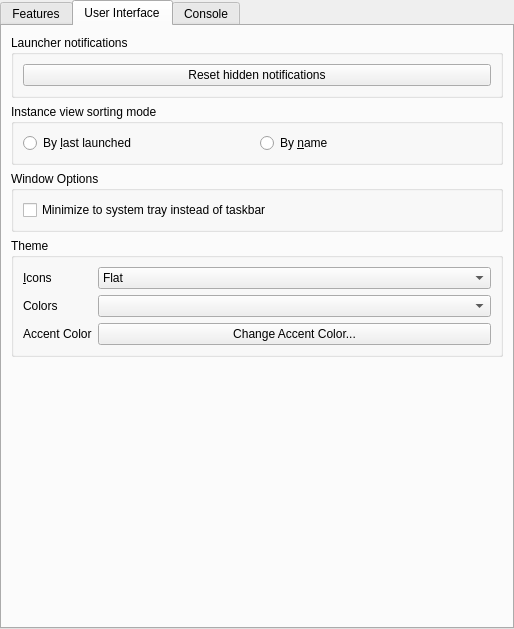
Old version of the form launcher/ui/pages/global/LauncherPage.ui in the repository VorwerkUa2/WerkLauncher.
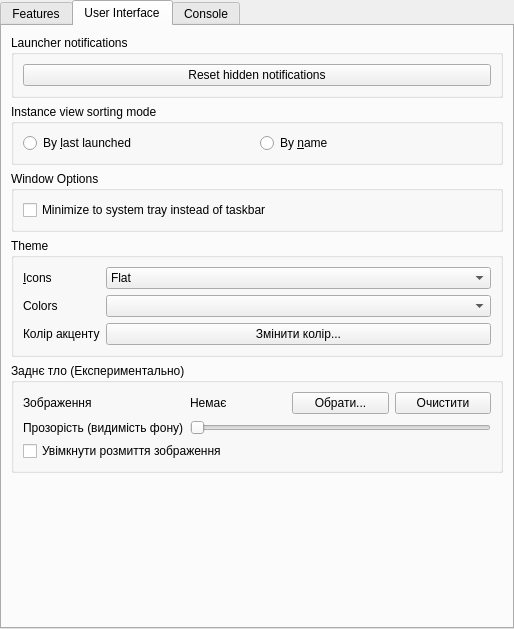
New version of the form. The open tabs and pages were chosen to show the change.

The edit to the form file:
```diff
--- a/launcher/ui/pages/global/LauncherPage.ui
+++ b/launcher/ui/pages/global/LauncherPage.ui
@@ -342,7 +342,7 @@
           <item row="2" column="0">
            <widget class="QLabel" name="label_accent">
             <property name="text">
-             <string>Accent Color</string>
+             <string>Колір акценту</string>
             </property>
             <property name="buddy">
              <cstring>accentColorButton</cstring>
@@ -352,15 +352,83 @@
           <item row="2" column="1">
            <widget class="QPushButton" name="accentColorButton">
             <property name="text">
-             <string>Change Accent Color...</string>
+             <string>Змінити колір...</string>
             </property>
            </widget>
           </item>
          </layout>
-        </widget>
-       </item>
-       <item>
-        <spacer name="generalTabSpacer">
+         </widget>
+        </item>
+        <item>
+         <widget class="QGroupBox" name="backgroundBox">
+          <property name="title">
+           <string>Заднє тло (Експериментально)</string>
+          </property>
+          <layout class="QFormLayout" name="bgFormLayout">
+           <item row="0" column="0">
+            <widget class="QLabel" name="bgLabel">
+             <property name="text">
+              <string>Зображення</string>
+             </property>
+            </widget>
+           </item>
+           <item row="0" column="1">
+            <layout class="QHBoxLayout" name="bgHLayout">
+             <item>
+              <widget class="QLabel" name="bgPathLabel">
+               <property name="text">
+                <string>Немає</string>
+               </property>
+              </widget>
+             </item>
+             <item>
+              <widget class="QPushButton" name="bgChooseBtn">
+               <property name="text">
+                <string>Обрати...</string>
+               </property>
+              </widget>
+             </item>
+             <item>
+              <widget class="QPushButton" name="bgClearBtn">
+               <property name="text">
+                <string>Очистити</string>
+               </property>
+              </widget>
+             </item>
+            </layout>
+           </item>
+           <item row="1" column="0">
+            <widget class="QLabel" name="bgOpacityLabel">
+             <property name="text">
+              <string>Прозорість (видимість фону)</string>
+             </property>
+            </widget>
+           </item>
+           <item row="1" column="1">
+            <widget class="QSlider" name="bgOpacitySlider">
+             <property name="orientation">
+              <enum>Qt::Horizontal</enum>
+             </property>
+             <property name="minimum">
+              <number>0</number>
+             </property>
+             <property name="maximum">
+              <number>100</number>
+             </property>
+            </widget>
+           </item>
+           <item row="2" column="0" colspan="2">
+            <widget class="QCheckBox" name="bgBlurCheck">
+             <property name="text">
+              <string>Увімкнути розмиття зображення</string>
+             </property>
+            </widget>
+           </item>
+          </layout>
+         </widget>
+        </item>
+        <item>
+         <spacer name="generalTabSpacer">
          <property name="orientation">
           <enum>Qt::Vertical</enum>
          </property>
```
